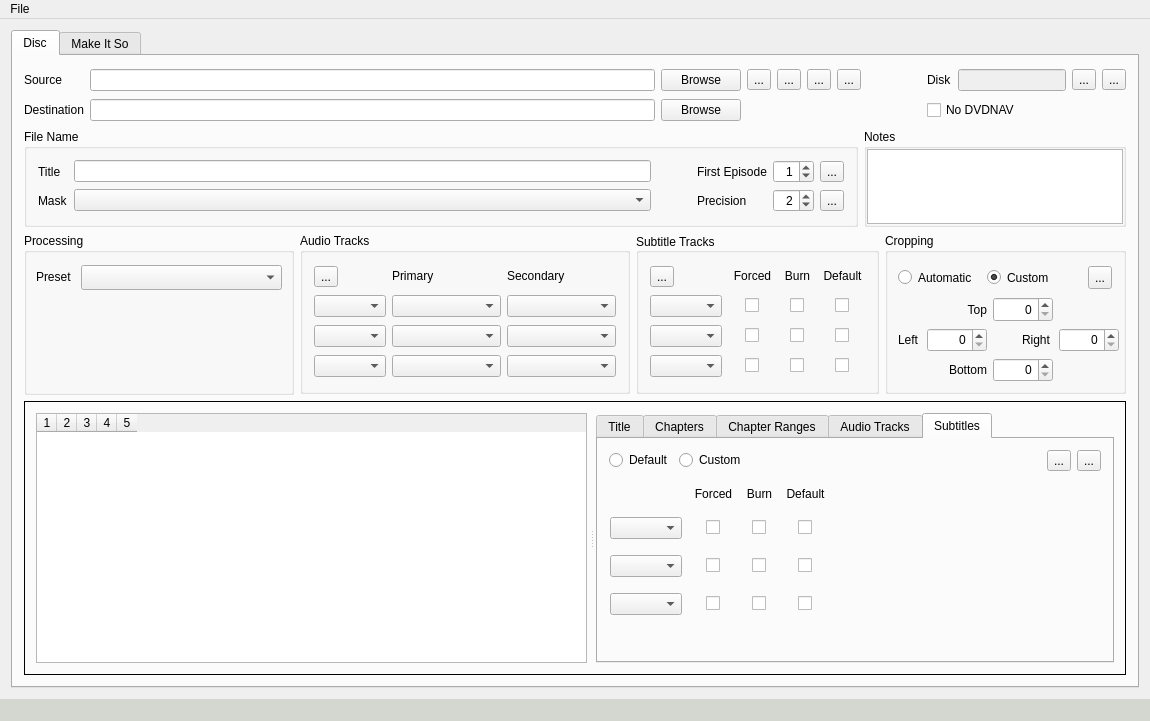
This is mainwindow.ui in dwprice56/QtHEP as Qt 5 draws it before an edit. The edited form follows.
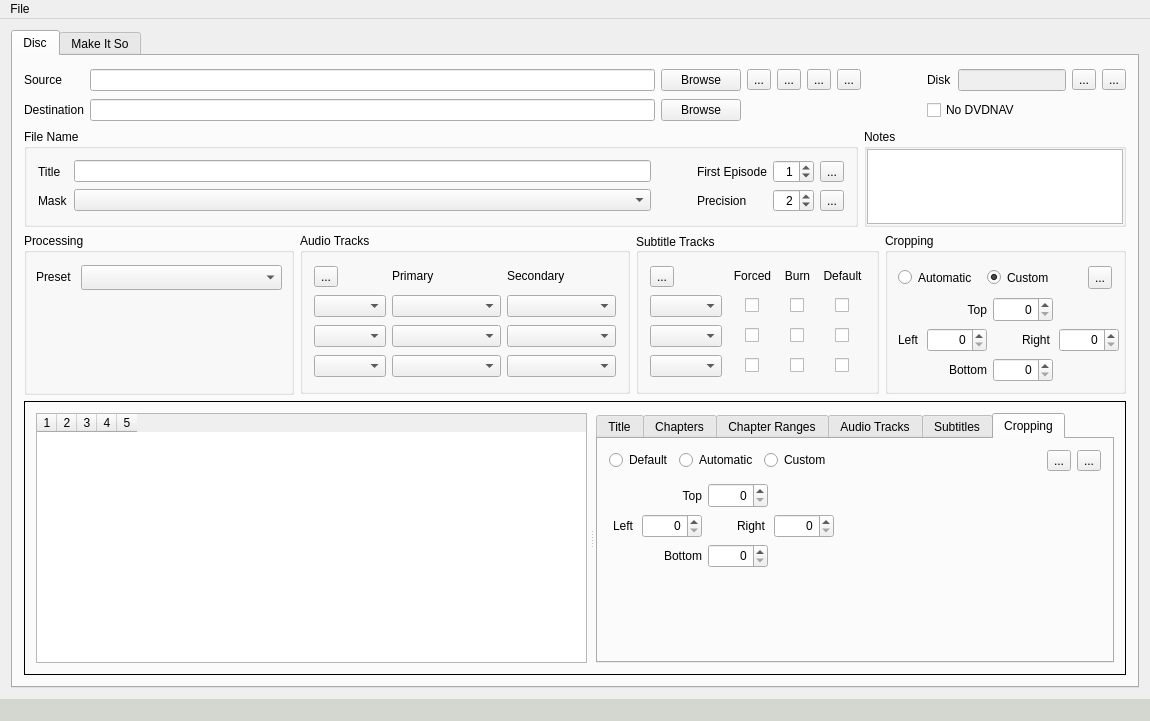
This is the edited form. Icons and pictures are not drawn.

Commit message: Title detail widgets complete

Patch:
```diff
--- a/mainwindow.ui
+++ b/mainwindow.ui
@@ -1531,7 +1531,7 @@
                <enum>QTabWidget::North</enum>
               </property>
               <property name="currentIndex">
-               <number>4</number>
+               <number>5</number>
               </property>
               <widget class="QWidget" name="tab_Disc_Title">
                <attribute name="title">
@@ -2812,6 +2812,427 @@
                 </item>
                </layout>
               </widget>
+              <widget class="QWidget" name="tab_DiscTitle_Croping">
+               <attribute name="title">
+                <string>Cropping</string>
+               </attribute>
+               <layout class="QVBoxLayout" name="verticalLayout_5">
+                <item>
+                 <widget class="QFrame" name="frame_10">
+                  <property name="frameShape">
+                   <enum>QFrame::NoFrame</enum>
+                  </property>
+                  <property name="frameShadow">
+                   <enum>QFrame::Raised</enum>
+                  </property>
+                  <layout class="QHBoxLayout" name="horizontalLayout_6">
+                   <property name="leftMargin">
+                    <number>0</number>
+                   </property>
+                   <property name="topMargin">
+                    <number>0</number>
+                   </property>
+                   <property name="rightMargin">
+                    <number>0</number>
+                   </property>
+                   <property name="bottomMargin">
+                    <number>0</number>
+                   </property>
+                   <item>
+                    <widget class="QRadioButton" name="radioButton_DiscTitle_Crop_Default">
+                     <property name="toolTip">
+                      <string>Use the disc (global) cropping.</string>
+                     </property>
+                     <property name="text">
+                      <string>Default</string>
+                     </property>
+                    </widget>
+                   </item>
+                   <item>
+                    <widget class="QRadioButton" name="radioButton_DiscTitle_Crop_Automatic">
+                     <property name="toolTip">
+                      <string>Use the HandBrake automatic cropping for the selected title.</string>
+                     </property>
+                     <property name="text">
+                      <string>Automatic</string>
+                     </property>
+                    </widget>
+                   </item>
+                   <item>
+                    <widget class="QRadioButton" name="radioButton_DiscTitle_Crop_Custom">
+                     <property name="toolTip">
+                      <string>Use custom cropping for the selected title.</string>
+                     </property>
+                     <property name="text">
+                      <string>Custom</string>
+                     </property>
+                    </widget>
+                   </item>
+                   <item>
+                    <spacer name="horizontalSpacer_11">
+                     <property name="orientation">
+                      <enum>Qt::Horizontal</enum>
+                     </property>
+                     <property name="sizeHint" stdset="0">
+                      <size>
+                       <width>40</width>
+                       <height>20</height>
+                      </size>
+                     </property>
+                    </spacer>
+                   </item>
+                   <item>
+                    <widget class="QToolButton" name="toolButton_DiscTitle_Crop_Clear">
+                     <property name="sizePolicy">
+                      <sizepolicy hsizetype="Fixed" vsizetype="Fixed">
+                       <horstretch>0</horstretch>
+                       <verstretch>0</verstretch>
+                      </sizepolicy>
+                     </property>
+                     <property name="toolTip">
+                      <string>Clear the cropping settings for the selected title.</string>
+                     </property>
+                     <property name="text">
+                      <string>...</string>
+                     </property>
+                     <property name="icon">
+                      <iconset>
+                       <normaloff>images/redo_2_16.png</normaloff>images/redo_2_16.png</iconset>
+                     </property>
+                    </widget>
+                   </item>
+                   <item>
+                    <widget class="QToolButton" name="toolButton_DiscTitle_Crop_Find">
+                     <property name="toolTip">
+                      <string>Find and set custom cropping for the current title.</string>
+                     </property>
+                     <property name="text">
+                      <string>...</string>
+                     </property>
+                     <property name="icon">
+                      <iconset>
+                       <normaloff>images/find_16.png</normaloff>images/find_16.png</iconset>
+                     </property>
+                    </widget>
+                   </item>
+                  </layout>
+                 </widget>
+                </item>
+                <item>
+                 <widget class="QFrame" name="frame_11">
+                  <property name="minimumSize">
+                   <size>
+                    <width>241</width>
+                    <height>101</height>
+                   </size>
+                  </property>
+                  <property name="frameShape">
+                   <enum>QFrame::NoFrame</enum>
+                  </property>
+                  <property name="frameShadow">
+                   <enum>QFrame::Raised</enum>
+                  </property>
+                  <widget class="QSpinBox" name="spinBox_DiscTitle_Crop_Left">
+                   <property name="geometry">
+                    <rect>
+                     <x>33</x>
+                     <y>37</y>
+                     <width>60</width>
+                     <height>24</height>
+                    </rect>
+                   </property>
+                   <property name="sizePolicy">
+                    <sizepolicy hsizetype="Fixed" vsizetype="Fixed">
+                     <horstretch>0</horstretch>
+                     <verstretch>0</verstretch>
+                    </sizepolicy>
+                   </property>
+                   <property name="minimumSize">
+                    <size>
+                     <width>60</width>
+                     <height>0</height>
+                    </size>
+                   </property>
+                   <property name="maximumSize">
+                    <size>
+                     <width>60</width>
+                     <height>16777215</height>
+                    </size>
+                   </property>
+                   <property name="alignment">
+                    <set>Qt::AlignRight|Qt::AlignTrailing|Qt::AlignVCenter</set>
+                   </property>
+                   <property name="maximum">
+                    <number>4096</number>
+                   </property>
+                  </widget>
+                  <widget class="QLabel" name="label_DiscTitle_Crop_Left">
+                   <property name="geometry">
+                    <rect>
+                     <x>4</x>
+                     <y>40</y>
+                     <width>23</width>
+                     <height>17</height>
+                    </rect>
+                   </property>
+                   <property name="sizePolicy">
+                    <sizepolicy hsizetype="Fixed" vsizetype="Fixed">
+                     <horstretch>0</horstretch>
+                     <verstretch>0</verstretch>
+                    </sizepolicy>
+                   </property>
+                   <property name="minimumSize">
+                    <size>
+                     <width>0</width>
+                     <height>0</height>
+                    </size>
+                   </property>
+                   <property name="maximumSize">
+                    <size>
+                     <width>16777215</width>
+                     <height>16777215</height>
+                    </size>
+                   </property>
+                   <property name="text">
+                    <string>Left</string>
+                   </property>
+                   <property name="alignment">
+                    <set>Qt::AlignLeading|Qt::AlignLeft|Qt::AlignVCenter</set>
+                   </property>
+                   <property name="buddy">
+                    <cstring>spinBox_DiscTitle_Crop_Left</cstring>
+                   </property>
+                  </widget>
+                  <widget class="QLabel" name="label_DiscTitle_Crop_Bottom">
+                   <property name="geometry">
+                    <rect>
+                     <x>50</x>
+                     <y>70</y>
+                     <width>43</width>
+                     <height>17</height>
+                    </rect>
+                   </property>
+                   <property name="sizePolicy">
+                    <sizepolicy hsizetype="Fixed" vsizetype="Fixed">
+                     <horstretch>0</horstretch>
+                     <verstretch>0</verstretch>
+                    </sizepolicy>
+                   </property>
+                   <property name="minimumSize">
+                    <size>
+                     <width>0</width>
+                     <height>0</height>
+                    </size>
+                   </property>
+                   <property name="maximumSize">
+                    <size>
+                     <width>16777215</width>
+                     <height>16777215</height>
+                    </size>
+                   </property>
+                   <property name="text">
+                    <string>Bottom</string>
+                   </property>
+                   <property name="alignment">
+                    <set>Qt::AlignRight|Qt::AlignTrailing|Qt::AlignVCenter</set>
+                   </property>
+                   <property name="buddy">
+                    <cstring>spinBox_DiscTitle_Crop_Bottom</cstring>
+                   </property>
+                  </widget>
+                  <widget class="QSpinBox" name="spinBox_DiscTitle_Crop_Right">
+                   <property name="geometry">
+                    <rect>
+                     <x>165</x>
+                     <y>37</y>
+                     <width>60</width>
+                     <height>24</height>
+                    </rect>
+                   </property>
+                   <property name="sizePolicy">
+                    <sizepolicy hsizetype="Fixed" vsizetype="Fixed">
+                     <horstretch>0</horstretch>
+                     <verstretch>0</verstretch>
+                    </sizepolicy>
+                   </property>
+                   <property name="minimumSize">
+                    <size>
+                     <width>60</width>
+                     <height>23</height>
+                    </size>
+                   </property>
+                   <property name="maximumSize">
+                    <size>
+                     <width>60</width>
+                     <height>16777215</height>
+                    </size>
+                   </property>
+                   <property name="alignment">
+                    <set>Qt::AlignRight|Qt::AlignTrailing|Qt::AlignVCenter</set>
+                   </property>
+                   <property name="maximum">
+                    <number>4096</number>
+                   </property>
+                  </widget>
+                  <widget class="QLabel" name="label_DiscTitle_Crop_Right">
+                   <property name="geometry">
+                    <rect>
+                     <x>128</x>
+                     <y>40</y>
+                     <width>31</width>
+                     <height>17</height>
+                    </rect>
+                   </property>
+                   <property name="sizePolicy">
+                    <sizepolicy hsizetype="Fixed" vsizetype="Fixed">
+                     <horstretch>0</horstretch>
+                     <verstretch>0</verstretch>
+                    </sizepolicy>
+                   </property>
+                   <property name="minimumSize">
+                    <size>
+                     <width>0</width>
+                     <height>0</height>
+                    </size>
+                   </property>
+                   <property name="maximumSize">
+                    <size>
+                     <width>16777215</width>
+                     <height>16777215</height>
+                    </size>
+                   </property>
+                   <property name="text">
+                    <string>Right</string>
+                   </property>
+                   <property name="alignment">
+                    <set>Qt::AlignLeading|Qt::AlignLeft|Qt::AlignVCenter</set>
+                   </property>
+                   <property name="buddy">
+                    <cstring>spinBox_DiscTitle_Crop_Right</cstring>
+                   </property>
+                  </widget>
+                  <widget class="QSpinBox" name="spinBox_DiscTitle_Crop_Bottom">
+                   <property name="geometry">
+                    <rect>
+                     <x>99</x>
+                     <y>67</y>
+                     <width>60</width>
+                     <height>24</height>
+                    </rect>
+                   </property>
+                   <property name="sizePolicy">
+                    <sizepolicy hsizetype="Fixed" vsizetype="Fixed">
+                     <horstretch>0</horstretch>
+                     <verstretch>0</verstretch>
+                    </sizepolicy>
+                   </property>
+                   <property name="minimumSize">
+                    <size>
+                     <width>60</width>
+                     <height>0</height>
+                    </size>
+                   </property>
+                   <property name="maximumSize">
+                    <size>
+                     <width>60</width>
+                     <height>16777215</height>
+                    </size>
+                   </property>
+                   <property name="alignment">
+                    <set>Qt::AlignRight|Qt::AlignTrailing|Qt::AlignVCenter</set>
+                   </property>
+                   <property name="maximum">
+                    <number>4096</number>
+                   </property>
+                  </widget>
+                  <widget class="QLabel" name="label_DiscTitle_Crop_Top">
+                   <property name="geometry">
+                    <rect>
+                     <x>58</x>
+                     <y>10</y>
+                     <width>35</width>
+                     <height>17</height>
+                    </rect>
+                   </property>
+                   <property name="sizePolicy">
+                    <sizepolicy hsizetype="Fixed" vsizetype="Fixed">
+                     <horstretch>0</horstretch>
+                     <verstretch>0</verstretch>
+                    </sizepolicy>
+                   </property>
+                   <property name="minimumSize">
+                    <size>
+                     <width>35</width>
+                     <height>0</height>
+                    </size>
+                   </property>
+                   <property name="maximumSize">
+                    <size>
+                     <width>35</width>
+                     <height>16777215</height>
+                    </size>
+                   </property>
+                   <property name="text">
+                    <string>Top</string>
+                   </property>
+                   <property name="alignment">
+                    <set>Qt::AlignRight|Qt::AlignTrailing|Qt::AlignVCenter</set>
+                   </property>
+                   <property name="buddy">
+                    <cstring>spinBox_DiscTitle_Crop_Top</cstring>
+                   </property>
+                  </widget>
+                  <widget class="QSpinBox" name="spinBox_DiscTitle_Crop_Top">
+                   <property name="geometry">
+                    <rect>
+                     <x>99</x>
+                     <y>6</y>
+                     <width>60</width>
+                     <height>25</height>
+                    </rect>
+                   </property>
+                   <property name="sizePolicy">
+                    <sizepolicy hsizetype="Fixed" vsizetype="Fixed">
+                     <horstretch>0</horstretch>
+                     <verstretch>0</verstretch>
+                    </sizepolicy>
+                   </property>
+                   <property name="minimumSize">
+                    <size>
+                     <width>60</width>
+                     <height>0</height>
+                    </size>
+                   </property>
+                   <property name="maximumSize">
+                    <size>
+                     <width>60</width>
+                     <height>16777215</height>
+                    </size>
+                   </property>
+                   <property name="alignment">
+                    <set>Qt::AlignRight|Qt::AlignTrailing|Qt::AlignVCenter</set>
+                   </property>
+                   <property name="maximum">
+                    <number>4096</number>
+                   </property>
+                  </widget>
+                 </widget>
+                </item>
+                <item>
+                 <spacer name="verticalSpacer_4">
+                  <property name="orientation">
+                   <enum>Qt::Vertical</enum>
+                  </property>
+                  <property name="sizeHint" stdset="0">
+                   <size>
+                    <width>20</width>
+                    <height>62</height>
+                   </size>
+                  </property>
+                 </spacer>
+                </item>
+               </layout>
+              </widget>
              </widget>
             </widget>
            </item>
```
Left out of the diff: 18 changed lines with no effect on the pictures. The commit also changes 6 other files.
